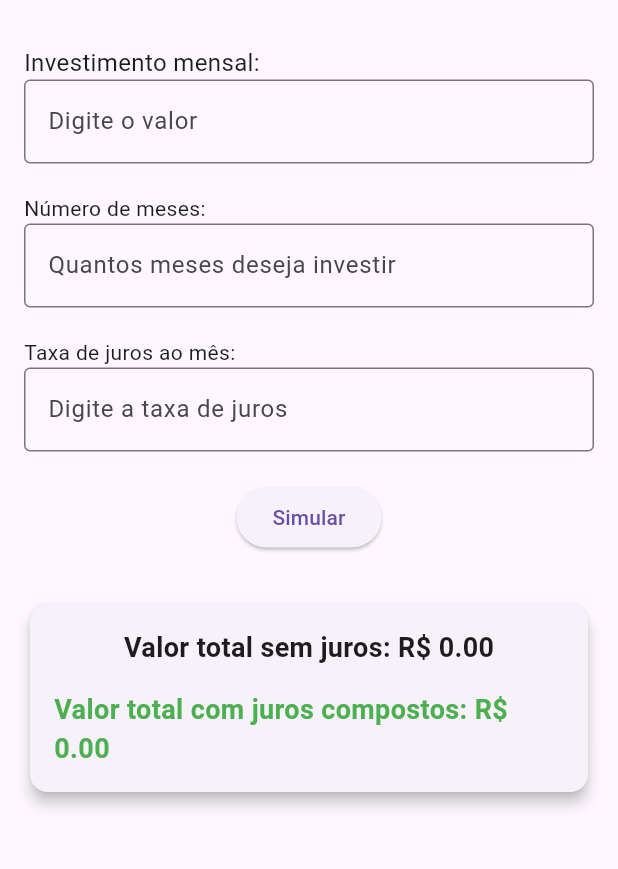
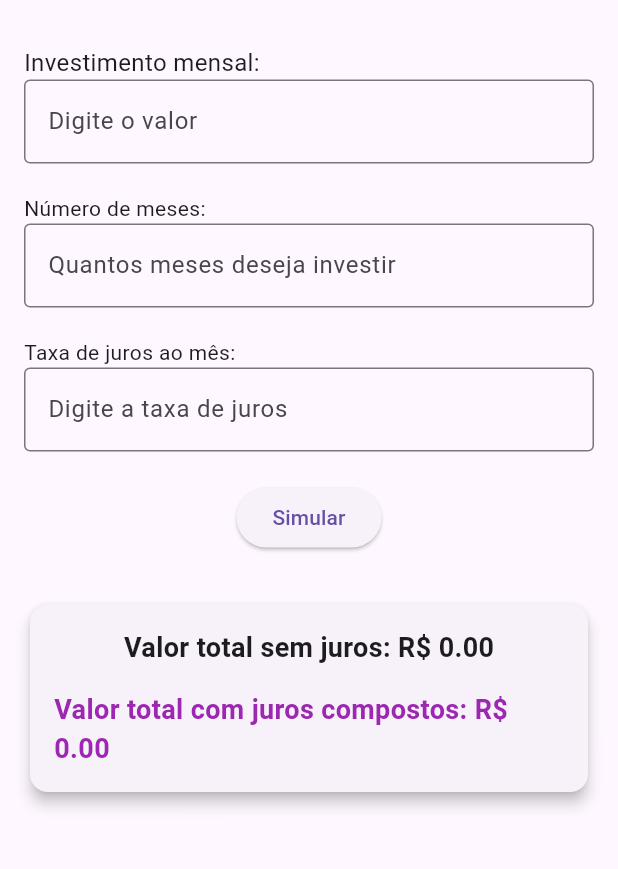
Before and after one commit to mariapcaleffi/financiamento-flutter, a Flutter app: the screen it shows after launch, on a phone screen of 412 x 824 dp, the part 63-932 px from its top. Run offline on Flutter 3.47's test engine with Material 3 defaults, Android fonts, the phone set to English and light mode, and no system bars.

Commit message:
Update main.dart

```diff
--- a/lib/main.dart
+++ b/lib/main.dart
@@ -12,7 +12,7 @@ class InvestimentoApp extends StatelessWidget {
     return MaterialApp(
       title: 'Simulador de Investimentos',
       theme: ThemeData(
-        primarySwatch: Colors.blue,
+        primarySwatch: Colors.purple,
       ),
       home: const InvestimentoPage(),
     );
@@ -128,7 +128,7 @@ class _InvestimentoPageState extends State<InvestimentoPage> {
                       style: const TextStyle(
                           fontSize: 18,
                           fontWeight: FontWeight.bold,
-                          color: Colors.green),
+                          color: Colors.purple),
                     ),
                   ],
                 ),
```
